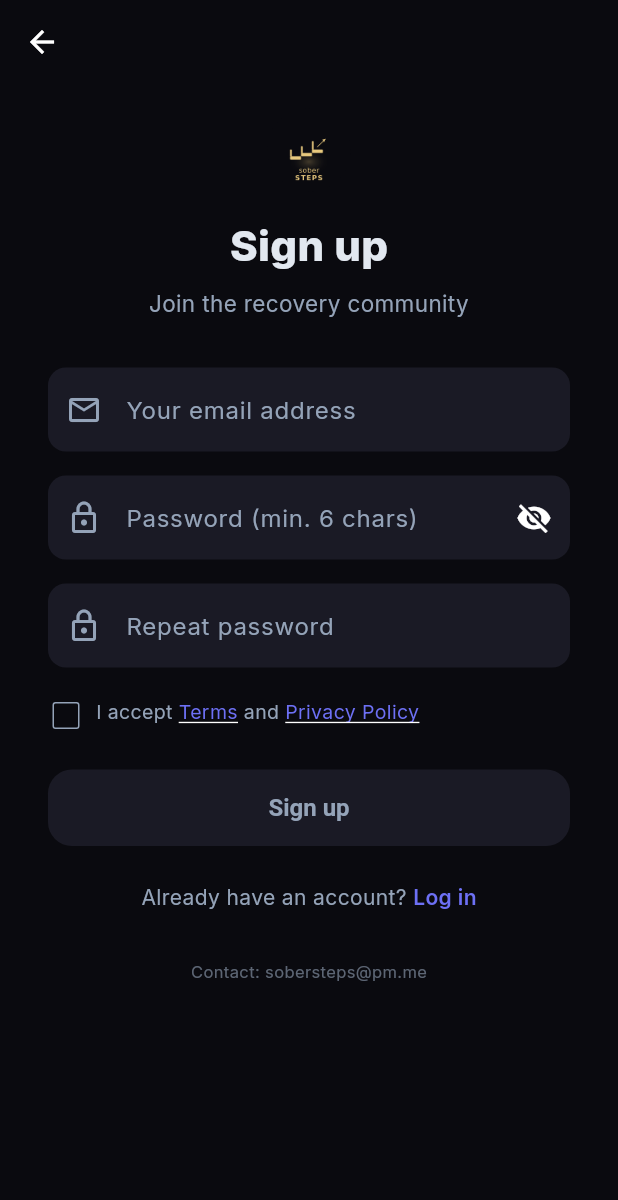
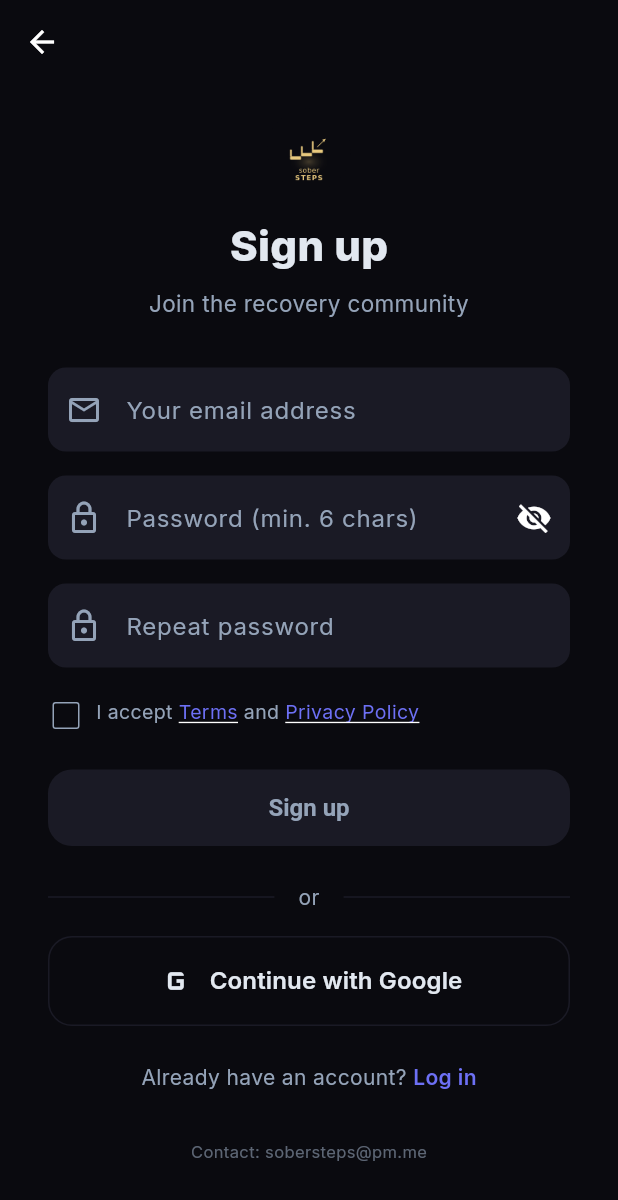
Before and after one commit to SoberStepsDev/sobersteps, a Flutter app: the RegisterScreen screen opened by its route, on a phone screen of 412 x 824 dp. Shown: the top 1200 px of the screen. Run offline on Flutter 3.47's test engine with Material 3 defaults, Android fonts, the phone set to English and light mode, and no system bars; drawn by our look-alikes of flutter_animate; our stand-ins replace app_links, audioplayers, connectivity_plus, fl_chart, flutter_dotenv, flutter_secure_storage and 6 more; missing offline and left inert: onesignal_flutter, purchases_flutter; accounts and stored records are empty.

Commit message:
feat: add Google Sign-In button to RegisterScreen

```diff
--- a/lib/screens/register_screen.dart
+++ b/lib/screens/register_screen.dart
@@ -1,4 +1,5 @@
 import 'package:flutter/material.dart';
+import 'package:flutter/services.dart';
 import 'package:provider/provider.dart';
 import 'package:flutter_animate/flutter_animate.dart';
 import '../app/theme.dart';
@@ -179,6 +180,30 @@ class _RegisterScreenState extends State<RegisterScreen> {
         ),
 
         const SizedBox(height: 24),
+        Row(children: [
+          const Expanded(child: Divider(color: AppColors.surfaceLight)),
+          Padding(padding: const EdgeInsets.symmetric(horizontal: 16), child: Text(S.t(context, 'or'), style: const TextStyle(color: AppColors.textSecondary))),
+          const Expanded(child: Divider(color: AppColors.surfaceLight)),
+        ]),
+        const SizedBox(height: 16),
+        SizedBox(
+          width: double.infinity,
+          child: OutlinedButton.icon(
+            icon: const Icon(Icons.g_mobiledata, size: 28),
+            label: Text(S.t(context, 'continueGoogle')),
+            style: OutlinedButton.styleFrom(
+              foregroundColor: AppColors.textPrimary,
+              side: const BorderSide(color: AppColors.surfaceLight),
+              padding: const EdgeInsets.symmetric(vertical: 16),
+              shape: RoundedRectangleBorder(borderRadius: BorderRadius.circular(16)),
+            ),
+            onPressed: () {
+              HapticFeedback.lightImpact();
+              context.read<AuthProvider>().signInWithGoogle();
+            },
+          ),
+        ),
+        const SizedBox(height: 24),
         Row(
           mainAxisAlignment: MainAxisAlignment.center,
           children: [
```
